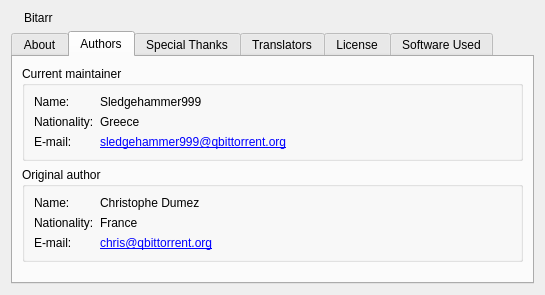
Above: src/gui/aboutdialog.ui from BoKu/Bitarr before the change. Below: the same form after it.
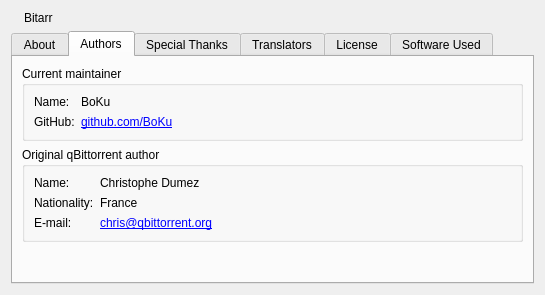
That is the form after the change. The open tabs and pages were chosen to show the change.

Commit message:
Make Bitarr a standalone app and update About, authors and licence text
- Use Bitarr as the application name, settings names, organization
  domain and macOS bundle id so it shares nothing with qBittorrent.
- About: copyright, maintainer and Special Thanks now describe Bitarr as
  a custom application based on qBittorrent and credit the original
  authors. The licence tab notes the Bitarr copyright; the GPL text and
  OpenSSL exception are unchanged.
- Add BoKu to AUTHORS and update the Linux package metadata developer.

What changed in the file:
```diff
--- a/src/gui/aboutdialog.ui
+++ b/src/gui/aboutdialog.ui
@@ -103,35 +103,21 @@
           <item row="0" column="1">
            <widget class="QLabel" name="label_17">
             <property name="text">
-             <string notr="true">Sledgehammer999</string>
-            </property>
-           </widget>
-          </item>
-          <item row="1" column="0">
-           <widget class="QLabel" name="label_15">
-            <property name="text">
-             <string>Nationality:</string>
-            </property>
-           </widget>
-          </item>
-          <item row="1" column="1">
-           <widget class="QLabel" name="label_18">
-            <property name="text">
-             <string>Greece</string>
+             <string notr="true">BoKu</string>
             </property>
            </widget>
           </item>
           <item row="2" column="0">
            <widget class="QLabel" name="label_16">
             <property name="text">
-             <string>E-mail:</string>
+             <string>GitHub:</string>
             </property>
            </widget>
           </item>
           <item row="2" column="1">
            <widget class="QLabel" name="label_19">
             <property name="text">
-             <string notr="true">&lt;a href=&quot;mailto:sledgehammer999@qbittorrent.org&quot;&gt;sledgehammer999@qbittorrent.org&lt;/a&gt;</string>
+             <string notr="true">&lt;a href=&quot;https://github.com/BoKu&quot;&gt;github.com/BoKu&lt;/a&gt;</string>
             </property>
             <property name="openExternalLinks">
              <bool>true</bool>
@@ -160,7 +146,7 @@
        <item>
         <widget class="QGroupBox" name="groupBox">
          <property name="title">
-          <string>Original author</string>
+          <string>Original qBittorrent author</string>
          </property>
          <layout class="QGridLayout" name="gridLayout_5">
           <item row="0" column="0">
```
The commit also changes 14 other files.
